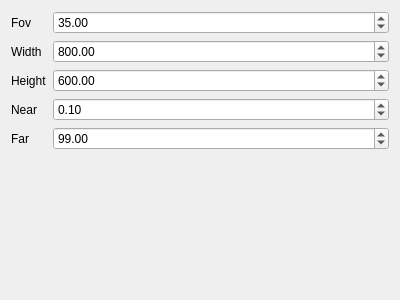
The window that src/DataStructure/View/MatPerspectiveView.ui (paulbaron/ShaderEditor) describes before a commit, drawn with Qt 5.
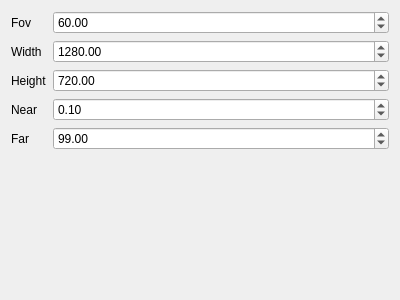
The same window after the commit.

```diff
--- a/src/DataStructure/View/MatPerspectiveView.ui
+++ b/src/DataStructure/View/MatPerspectiveView.ui
@@ -63,7 +63,7 @@
         <double>360.000000000000000</double>
        </property>
        <property name="value">
-        <double>35.000000000000000</double>
+        <double>60.000000000000000</double>
        </property>
       </widget>
      </item>
@@ -79,7 +79,7 @@
         <double>999999.000000000000000</double>
        </property>
        <property name="value">
-        <double>800.000000000000000</double>
+        <double>1280.000000000000000</double>
        </property>
       </widget>
      </item>
@@ -95,7 +95,7 @@
         <double>999999.000000000000000</double>
        </property>
        <property name="value">
-        <double>600.000000000000000</double>
+        <double>720.000000000000000</double>
        </property>
       </widget>
      </item>
```
Left out of the diff: 4 changed lines with no effect on the pictures.
